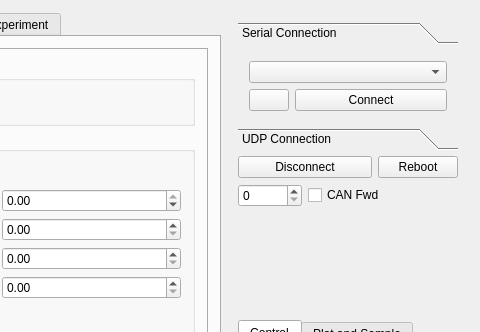
Above: mainwindow.ui from vedderb/bldc-tool before the change; both pictures show x 802 to 1282 and y 0 to 332 of the 1282 by 765 pixel window. Below: the same form after it.
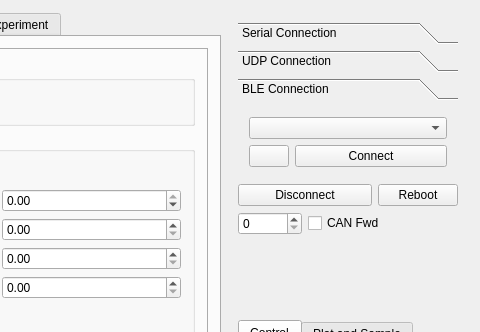
That is the form after the change. The open tabs and pages were chosen to show the change. Icons and pictures are not drawn. Custom widgets are drawn as their Qt base class.

Commit message: BLE connection added to MainWindow

What changed in the file:
```diff
--- a/mainwindow.ui
+++ b/mainwindow.ui
@@ -5667,6 +5667,47 @@
            </item>
           </layout>
          </widget>
+         <widget class="QWidget" name="blePage">
+          <attribute name="label">
+           <string>BLE Connection</string>
+          </attribute>
+          <layout class="QGridLayout" name="gridLayout_43">
+           <item row="0" column="0" colspan="2">
+            <widget class="QComboBox" name="bleCombobox">
+             <property name="sizePolicy">
+              <sizepolicy hsizetype="MinimumExpanding" vsizetype="Fixed">
+               <horstretch>0</horstretch>
+               <verstretch>0</verstretch>
+              </sizepolicy>
+             </property>
+            </widget>
+           </item>
+           <item row="1" column="0">
+            <widget class="QPushButton" name="bleScanButton">
+             <property name="sizePolicy">
+              <sizepolicy hsizetype="Fixed" vsizetype="Fixed">
+               <horstretch>0</horstretch>
+               <verstretch>0</verstretch>
+              </sizepolicy>
+             </property>
+             <property name="text">
+              <string/>
+             </property>
+             <property name="icon">
+              <iconset resource="resources.qrc">
+               <normaloff>:/res/refresh.png</normaloff>:/res/refresh.png</iconset>
+             </property>
+            </widget>
+           </item>
+           <item row="1" column="1">
+            <widget class="QPushButton" name="bleConnectButton">
+             <property name="text">
+              <string>Connect</string>
+             </property>
+            </widget>
+           </item>
+          </layout>
+         </widget>
         </widget>
        </item>
        <item>
```
The commit also changes 2 other files.
